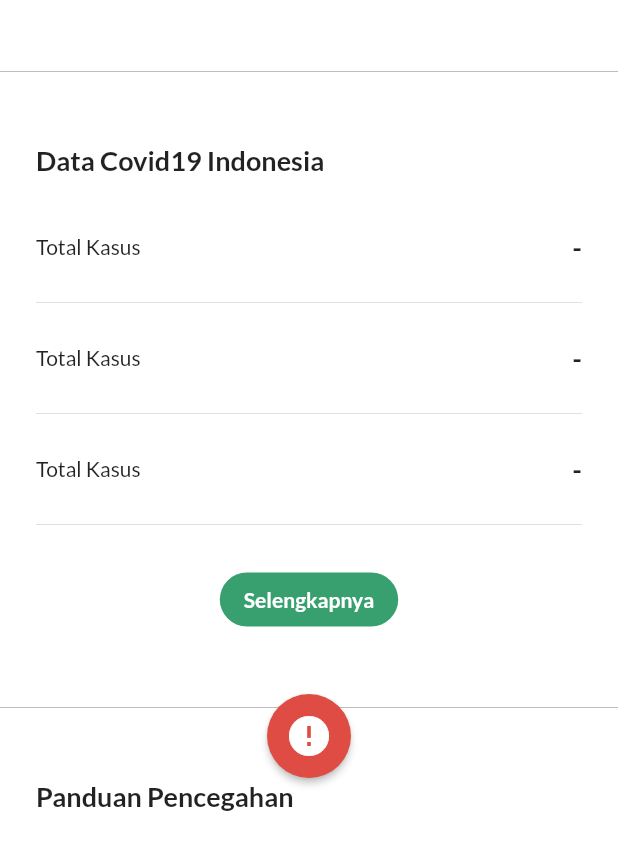
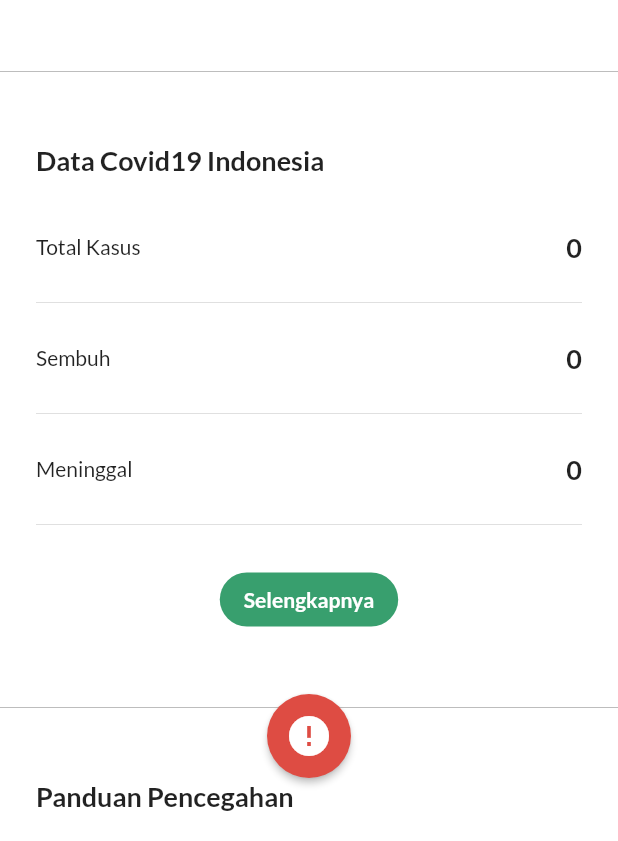
Before and after one commit to nahlmb/IsomanBaik, a Flutter app: the PreventHomeView screen opened by its route, on a phone screen of 412 x 824 dp, the part 395-1236 px from its top. Run offline on Flutter 3.47's test engine with Material 2 defaults, Android fonts, the light colour scheme and no system bars; our stand-ins replace dio, get, google_fonts; missing offline and left inert: sp_util; network calls fail.

Commit message:
get covid data

```diff
--- a/lib/view/prevent/prevent_home_view.dart
+++ b/lib/view/prevent/prevent_home_view.dart
@@ -2,10 +2,14 @@ import 'package:flutter/material.dart';
 import 'package:get/get.dart';
 import 'package:isomanbangkit/components/IBAppBar.dart';
 import 'package:isomanbangkit/routes/routes_name.dart';
+import 'package:isomanbangkit/view_model/prevent/prevent_home_view_model.dart';
 
 class PreventHomeView extends StatelessWidget {
+  PreventHomeViewModel viewModel = Get.put(PreventHomeViewModel());
+
   @override
   Widget build(BuildContext context) {
+    viewModel.getCovidDataSummary();
     return Scaffold(
       appBar: getIBAppBar(),
       body: SafeArea(
@@ -115,15 +119,13 @@ class WarnButton extends StatelessWidget {
 }
 
 class CovidDataSection extends StatelessWidget {
-  const CovidDataSection({
-    Key? key,
-  }) : super(key: key);
+  PreventHomeViewModel viewModel = Get.find();
 
   @override
   Widget build(BuildContext context) {
     return Padding(
       padding: const EdgeInsets.symmetric(horizontal: 24, vertical: 48),
-      child: Column(
+      child: Obx(() => Column(
             crossAxisAlignment: CrossAxisAlignment.start,
             children: [
               Text(
@@ -142,8 +144,9 @@ class CovidDataSection extends StatelessWidget {
                       "Total Kasus",
                     ),
                     Text(
-                  "-",
-                  style: TextStyle(fontSize: 18, fontWeight: FontWeight.bold),
+                      viewModel.data.value.total.toString(),
+                      style:
+                          TextStyle(fontSize: 18, fontWeight: FontWeight.bold),
                     )
                   ],
                 ),
@@ -155,11 +158,12 @@ class CovidDataSection extends StatelessWidget {
                   mainAxisAlignment: MainAxisAlignment.spaceBetween,
                   children: [
                     Text(
-                  "Total Kasus",
+                      "Sembuh",
                     ),
                     Text(
-                  "-",
-                  style: TextStyle(fontSize: 18, fontWeight: FontWeight.bold),
+                      viewModel.data.value.sembuh.toString(),
+                      style:
+                          TextStyle(fontSize: 18, fontWeight: FontWeight.bold),
                     )
                   ],
                 ),
@@ -171,11 +175,12 @@ class CovidDataSection extends StatelessWidget {
                   mainAxisAlignment: MainAxisAlignment.spaceBetween,
                   children: [
                     Text(
-                  "Total Kasus",
+                      "Meninggal",
                     ),
                     Text(
-                  "-",
-                  style: TextStyle(fontSize: 18, fontWeight: FontWeight.bold),
+                      viewModel.data.value.meninggal.toString(),
+                      style:
+                          TextStyle(fontSize: 18, fontWeight: FontWeight.bold),
                     )
                   ],
                 ),
@@ -199,7 +204,7 @@ class CovidDataSection extends StatelessWidget {
                             borderRadius: BorderRadius.circular(24.0)))),
               ),
             ],
-      ),
+          )),
     );
   }
 }
--- a/lib/view_model/intro/intro_splash_view_model.dart
+++ b/lib/view_model/intro/intro_splash_view_model.dart
@@ -0,0 +1 @@
+class IntroSplashViewModel {}
--- a/lib/view_model/prevent/prevent_home_view_model.dart
+++ b/lib/view_model/prevent/prevent_home_view_model.dart
@@ -0,0 +1,16 @@
+import 'package:get/get.dart';
+import 'package:isomanbangkit/data/model/covid_data_model.dart';
+import 'package:isomanbangkit/data/provider/covid_data_provider.dart';
+import 'package:isomanbangkit/data/repository/covid_data_repository.dart';
+
+class PreventHomeViewModel extends GetxController {
+  var data = CovidDataModel(total: 0, sembuh: 0, meninggal: 0).obs;
+  late CovidDataRepository repository;
+  PreventHomeViewModel() {
+    this.repository = CovidDataRepository(provider: CovidDataProvider());
+  }
+
+  getCovidDataSummary() async {
+    this.data.value = await repository.getCovidDataSummary();
+  }
+}
```
Lines whose indentation alone changed are shown as unchanged.
